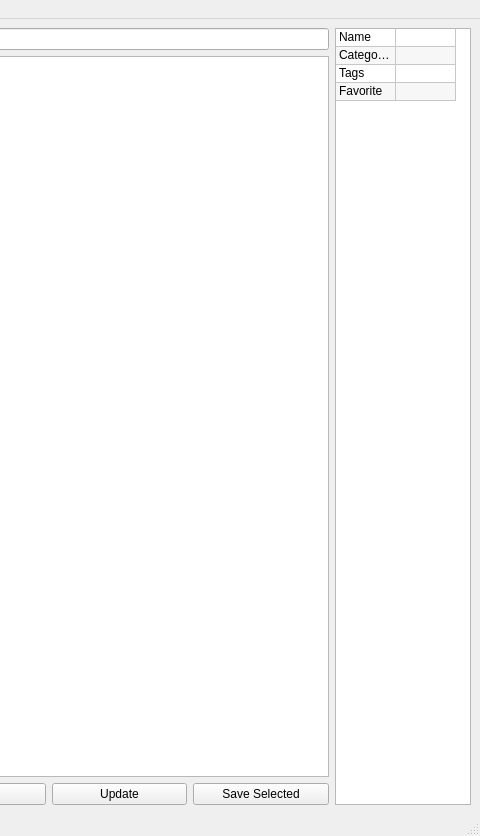
Qt form python3.7libs/MatLib.ui (eglaubauf/egMatLib) before a commit; both pictures show x 503 to 983 and y 0 to 836 of the 983 by 836 pixel window.
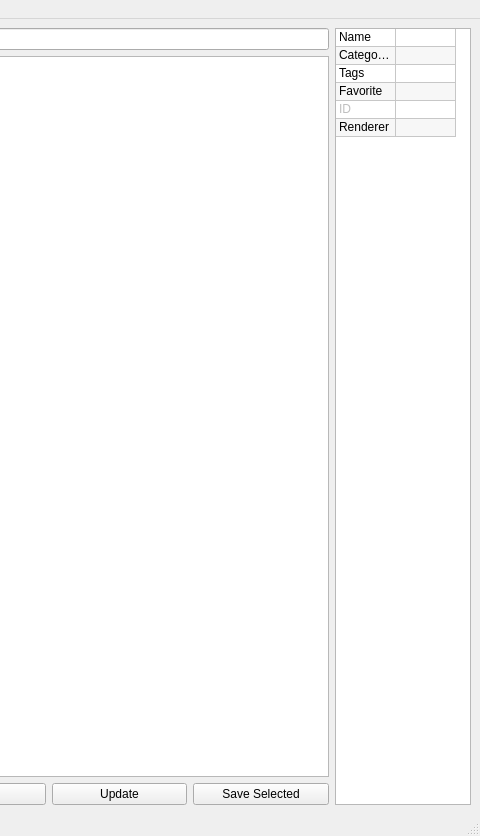
The same form after that commit.

Commit message: Fixes, Improvements, renamed things, cleanup, PostRender is working again, Categories are nice now and Detail View is editable

Patch:
```diff
--- a/python3.7libs/MatLib.ui
+++ b/python3.7libs/MatLib.ui
@@ -210,7 +210,7 @@
          <bool>false</bool>
         </property>
         <property name="rowCount">
-         <number>4</number>
+         <number>6</number>
         </property>
         <property name="columnCount">
          <number>2</number>
@@ -243,6 +243,8 @@
         <row/>
         <row/>
         <row/>
+        <row/>
+        <row/>
         <column/>
         <column/>
         <item row="0" column="0">
@@ -264,7 +266,7 @@
           <string/>
          </property>
          <property name="flags">
-          <set>ItemIsSelectable|ItemIsEditable|ItemIsEnabled</set>
+          <set>ItemIsEditable|ItemIsEnabled</set>
          </property>
         </item>
         <item row="1" column="0">
@@ -286,7 +288,7 @@
           <string/>
          </property>
          <property name="flags">
-          <set>ItemIsSelectable|ItemIsEditable|ItemIsEnabled</set>
+          <set>ItemIsEditable|ItemIsEnabled</set>
          </property>
         </item>
         <item row="2" column="0">
@@ -308,7 +310,7 @@
           <string/>
          </property>
          <property name="flags">
-          <set>ItemIsSelectable|ItemIsEnabled</set>
+          <set>ItemIsEditable|ItemIsEnabled</set>
          </property>
         </item>
         <item row="3" column="0">
@@ -329,8 +331,64 @@
          <property name="text">
           <string/>
          </property>
+         <property name="toolTip">
+          <string notr="true"/>
+         </property>
+         <property name="whatsThis">
+          <string notr="true"/>
+         </property>
+         <property name="checkState">
+          <enum>Unchecked</enum>
+         </property>
          <property name="flags">
-          <set>ItemIsSelectable|ItemIsEditable|ItemIsEnabled</set>
+          <set>ItemIsEditable|ItemIsEnabled</set>
+         </property>
+        </item>
+        <item row="4" column="0">
+         <property name="text">
+          <string notr="true">ID</string>
+         </property>
+         <property name="toolTip">
+          <string notr="true"/>
+         </property>
+         <property name="whatsThis">
+          <string notr="true"/>
+         </property>
+         <property name="flags">
+          <set>ItemIsUserCheckable</set>
+         </property>
+        </item>
+        <item row="4" column="1">
+         <property name="text">
+          <string notr="true"/>
+         </property>
+         <property name="toolTip">
+          <string notr="true"/>
+         </property>
+         <property name="whatsThis">
+          <string notr="true"/>
+         </property>
+         <property name="flags">
+          <set>NoItemFlags</set>
+         </property>
+        </item>
+        <item row="5" column="0">
+         <property name="text">
+          <string>Renderer</string>
+         </property>
+        </item>
+        <item row="5" column="1">
+         <property name="text">
+          <string notr="true"/>
+         </property>
+         <property name="toolTip">
+          <string notr="true"/>
+         </property>
+         <property name="whatsThis">
+          <string notr="true"/>
+         </property>
+         <property name="flags">
+          <set>NoItemFlags</set>
          </property>
         </item>
        </widget>
```
Left out of the diff: 16 changed lines with no effect on the pictures. The commit also changes 5 other files.
